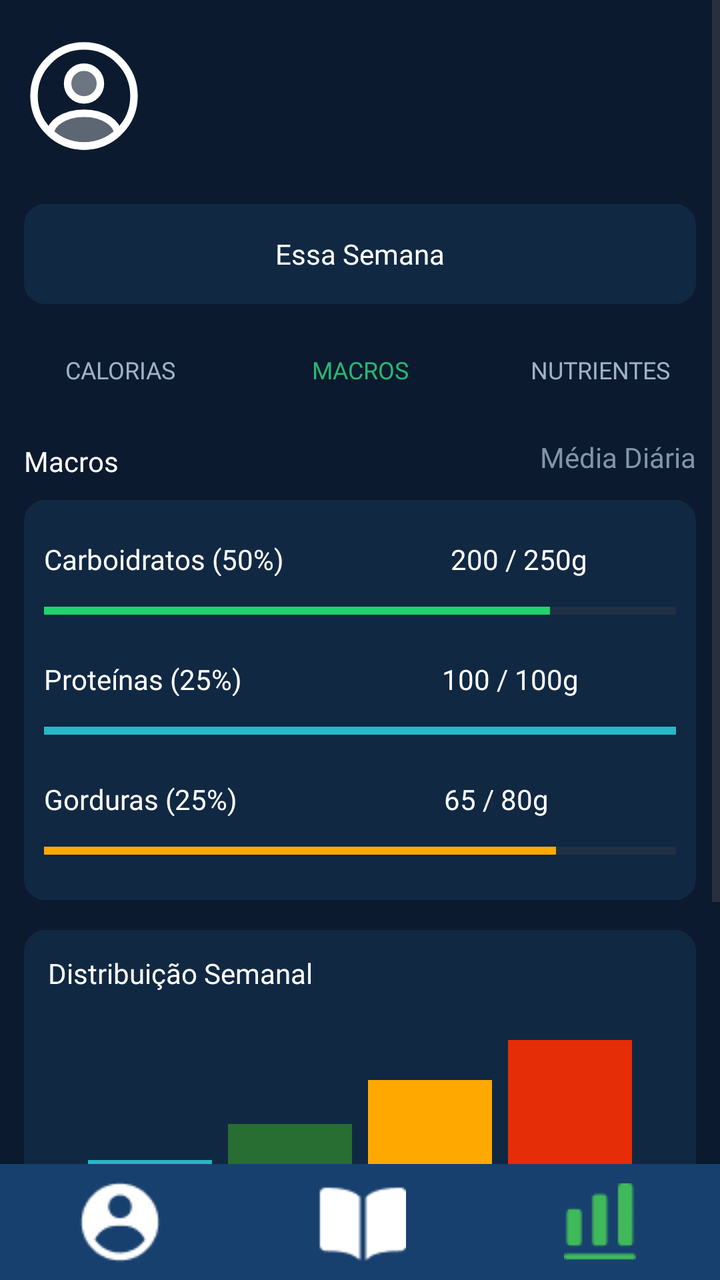
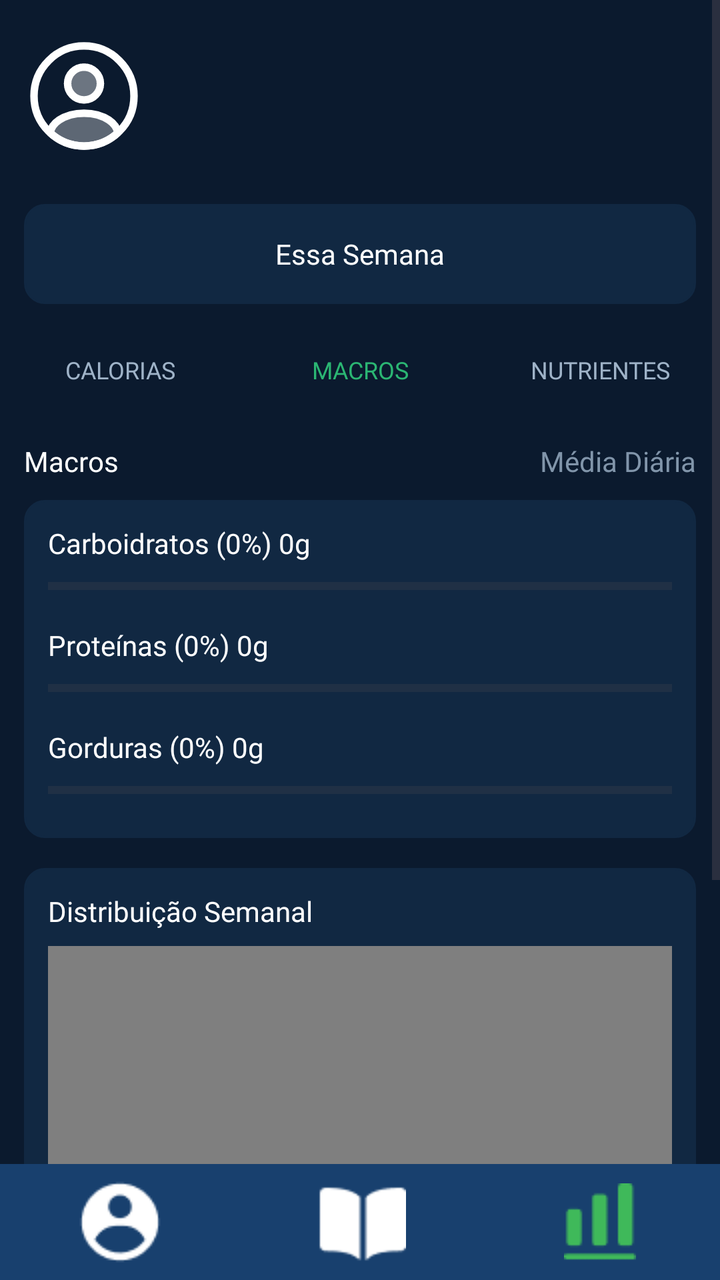

Screens rendered from an Android XML layout before and after an edit, with the pre-edit source and the edit as a unified diff.
<!-- AndroidManifest.xml: application theme Theme.VITA -->
<!-- res/layout/fragment_macros.xml -->
<?xml version="1.0" encoding="utf-8"?>
<RelativeLayout
    xmlns:android="http://schemas.android.com/apk/res/android"
    xmlns:app="http://schemas.android.com/apk/res-auto"
    android:layout_width="match_parent"
    android:layout_height="match_parent"
    android:background="@color/blue3">

    
    <ScrollView
        android:layout_width="match_parent"
        android:layout_height="match_parent"
        android:layout_above="@+id/barraInferior">

        
        <androidx.constraintlayout.widget.ConstraintLayout
            android:layout_width="match_parent"
            android:layout_height="wrap_content"
            android:paddingBottom="16dp">

            <ImageView
                android:id="@+id/imgPerfil"
                android:layout_width="60dp"
                android:layout_height="60dp"
                android:layout_marginStart="12dp"
                android:layout_marginTop="18dp"
                android:contentDescription="Perfil"
                android:scaleType="centerInside"
                android:src="@drawable/profile2"
                app:layout_constraintStart_toStartOf="parent"
                app:layout_constraintTop_toTopOf="parent" />

            <TextView
                android:id="@+id/txtSemana"
                android:layout_width="0dp"
                android:layout_height="50dp"
                android:layout_marginStart="12dp"
                android:layout_marginTop="24dp"
                android:layout_marginEnd="12dp"
                android:background="@drawable/rounded_corner4"
                android:backgroundTint="@color/blue4"
                android:fontFamily="@font/inter24_medium"
                android:gravity="center"
                android:text="Essa Semana"
                android:textColor="#FFFFFF"
                android:textSize="14sp"
                app:layout_constraintEnd_toEndOf="parent"
                app:layout_constraintStart_toStartOf="parent"
                app:layout_constraintTop_toBottomOf="@id/imgPerfil" />

            <LinearLayout
                android:id="@+id/menuMacros"
                android:layout_width="0dp"
                android:layout_height="42dp"
                android:layout_marginTop="12dp"
                android:gravity="center"
                android:orientation="horizontal"
                app:layout_constraintEnd_toEndOf="parent"
                app:layout_constraintStart_toStartOf="parent"
                app:layout_constraintTop_toBottomOf="@id/txtSemana">

                <TextView
                    android:layout_width="0dp"
                    android:layout_height="match_parent"
                    android:layout_weight="1"
                    android:fontFamily="@font/inter24_semibold"
                    android:gravity="center"
                    android:text="CALORIAS"
                    android:textColor="@color/grey2"
                    android:textSize="12sp" />

                <TextView
                    android:layout_width="0dp"
                    android:layout_height="match_parent"
                    android:layout_weight="1"
                    android:fontFamily="@font/inter24_semibold"
                    android:gravity="center"
                    android:text="MACROS"
                    android:textColor="@color/green2"
                    android:textSize="12sp" />

                <TextView
                    android:layout_width="0dp"
                    android:layout_height="match_parent"
                    android:layout_weight="1"
                    android:fontFamily="@font/inter24_semibold"
                    android:gravity="center"
                    android:text="NUTRIENTES"
                    android:textColor="@color/grey2"
                    android:textSize="12sp" />

            </LinearLayout>

            <TextView
                android:id="@+id/txtTituloMacros"
                android:layout_width="wrap_content"
                android:layout_height="wrap_content"
                android:layout_marginStart="12dp"
                android:layout_marginTop="15dp"
                android:fontFamily="@font/inter24_semibold"
                android:text="Macros"
                android:textColor="@color/white"
                android:textSize="14sp"
                app:layout_constraintStart_toStartOf="parent"
                app:layout_constraintTop_toBottomOf="@id/menuMacros" />

            <TextView
                android:id="@+id/txtMedia"
                android:layout_width="wrap_content"
                android:layout_height="wrap_content"
                android:layout_marginTop="13dp"
                android:layout_marginEnd="12dp"
                android:fontFamily="@font/inter24_medium"
                android:text="Média Diária"
                android:textColor="#8195AA"
                android:textSize="14sp"
                app:layout_constraintEnd_toEndOf="parent"
                app:layout_constraintTop_toBottomOf="@id/menuMacros" />

            <LinearLayout
                android:id="@+id/cardMacros"
                android:layout_width="0dp"
                android:layout_height="200dp"
                android:layout_marginStart="12dp"
                android:layout_marginTop="10dp"
                android:layout_marginEnd="12dp"
                android:background="@drawable/rounded_corner4"
                android:backgroundTint="@color/blue4"
                android:orientation="vertical"
                android:padding="10dp"
                app:layout_constraintEnd_toEndOf="parent"
                app:layout_constraintStart_toStartOf="parent"
                app:layout_constraintTop_toBottomOf="@id/txtTituloMacros">

                <TextView
                    android:layout_width="match_parent"
                    android:layout_height="18dp"
                    android:layout_marginTop="10dp"
                    android:fontFamily="@font/inter24_medium"
                    android:text="Carboidratos (50%)                         200 / 250g"
                    android:textColor="#FFFFFF"
                    android:textSize="14sp" />

                <ProgressBar
                    style="?android:attr/progressBarStyleHorizontal"
                    android:layout_width="match_parent"
                    android:layout_height="35dp"
                    android:max="100"
                    android:progress="80"
                    android:progressTint="#20D36B" />

                <TextView
                    android:layout_width="match_parent"
                    android:layout_height="18dp"
                    android:layout_marginTop="7dp"
                    android:fontFamily="@font/inter24_medium"
                    android:text="Proteínas (25%)                              100 / 100g"
                    android:textColor="#FFFFFF"
                    android:textSize="14sp" />

                <ProgressBar
                    style="?android:attr/progressBarStyleHorizontal"
                    android:layout_width="match_parent"
                    android:layout_height="35dp"
                    android:max="100"
                    android:progress="100"
                    android:progressTint="#27B7C8" />

                <TextView
                    android:layout_width="match_parent"
                    android:layout_height="18dp"
                    android:layout_marginTop="7dp"
                    android:fontFamily="@font/inter24_medium"
                    android:text="Gorduras (25%)                               65 / 80g"
                    android:textColor="#FFFFFF"
                    android:textSize="14sp" />

                <ProgressBar
                    style="?android:attr/progressBarStyleHorizontal"
                    android:layout_width="match_parent"
                    android:layout_height="35dp"
                    android:max="100"
                    android:progress="81"
                    android:progressTint="#FFA800" />

            </LinearLayout>

            <LinearLayout
                android:id="@+id/cardDistribuicao"
                android:layout_width="0dp"
                android:layout_height="270dp"
                android:layout_marginStart="12dp"
                android:layout_marginTop="15dp"
                android:layout_marginEnd="12dp"
                android:background="@drawable/rounded_corner4"
                android:backgroundTint="@color/blue4"
                android:orientation="vertical"
                android:padding="12dp"
                app:layout_constraintEnd_toEndOf="parent"
                app:layout_constraintStart_toStartOf="parent"
                app:layout_constraintTop_toBottomOf="@id/cardMacros">

                <TextView
                    android:layout_width="match_parent"
                    android:layout_height="20dp"
                    android:fontFamily="@font/inter24_medium"
                    android:text="Distribuição Semanal"
                    android:textColor="#FFFFFF"
                    android:textSize="14sp" />

                <LinearLayout
                    android:layout_width="match_parent"
                    android:layout_height="115dp"
                    android:gravity="bottom"
                    android:orientation="horizontal"
                    android:paddingStart="20dp"
                    android:paddingEnd="20dp">

                    <View
                        android:layout_width="0dp"
                        android:layout_height="32dp"
                        android:layout_marginEnd="8dp"
                        android:layout_weight="1"
                        android:background="#27B7C8" />

                    <View
                        android:layout_width="0dp"
                        android:layout_height="50dp"
                        android:layout_marginEnd="8dp"
                        android:layout_weight="1"
                        android:background="#286D32" />

                    <View
                        android:layout_width="0dp"
                        android:layout_height="72dp"
                        android:layout_marginEnd="8dp"
                        android:layout_weight="1"
                        android:background="#FFA800" />

                    <View
                        android:layout_width="0dp"
                        android:layout_height="92dp"
                        android:layout_weight="1"
                        android:background="#E52D08" />

                </LinearLayout>

                <LinearLayout
                    android:layout_width="match_parent"
                    android:layout_height="25dp"
                    android:gravity="center"
                    android:orientation="horizontal">

                    <TextView
                        android:layout_width="wrap_content"
                        android:layout_height="wrap_content"
                        android:layout_marginEnd="8dp"
                        android:text="■ Carb"
                        android:textColor="#27B7C8"
                        android:textSize="7sp" />

                    <TextView
                        android:layout_width="wrap_content"
                        android:layout_height="wrap_content"
                        android:layout_marginEnd="8dp"
                        android:text="■ Prot"
                        android:textColor="#4CCB63"
                        android:textSize="7sp" />

                    <TextView
                        android:layout_width="wrap_content"
                        android:layout_height="wrap_content"
                        android:text="■ Gord"
                        android:textColor="#FFA800"
                        android:textSize="7sp" />

                </LinearLayout>

            </LinearLayout>

        </androidx.constraintlayout.widget.ConstraintLayout>

    </ScrollView>

    
    <LinearLayout
        android:id="@+id/barraInferior"
        android:layout_width="match_parent"
        android:layout_height="58dp"
        android:layout_alignParentBottom="true"
        android:background="@color/blue2"
        android:gravity="center"
        android:orientation="horizontal">

        <ImageView
            android:id="@+id/btnUsuario"
            android:layout_width="0dp"
            android:layout_height="60dp"
            android:layout_weight="1"
            android:contentDescription="Perfil"
            android:padding="7dp"
            android:scaleType="centerInside"
            android:src="@drawable/icuser" />

        <ImageView
            android:id="@+id/btnLivro"
            android:layout_width="0dp"
            android:layout_height="60dp"
            android:layout_weight="1"
            android:contentDescription="Diário"
            android:padding="7dp"
            android:scaleType="centerInside"
            android:src="@drawable/iclivro" />

        <ImageView
            android:id="@+id/btnEscala"
            android:layout_width="0dp"
            android:layout_height="60dp"
            android:layout_weight="1"
            android:contentDescription="Calorias"
            android:padding="7dp"
            android:scaleType="centerInside"
            android:src="@drawable/icescala" />

    </LinearLayout>

</RelativeLayout>
<!-- resources referenced by this layout -->
<resources>
  <color name="blue2">#18406E</color>
  <color name="blue3">#0B1A2E</color>
  <color name="blue4">#112842</color>
  <color name="green2">#2BB673</color>
  <color name="grey2">#9FB3C8</color>
  <color name="white">#FFFFFFFF</color>
  <!-- drawable icescala: png bitmap (drawable, 512 bytes) -->
  <!-- drawable iclivro: png bitmap (drawable, 485 bytes) -->
  <!-- drawable icuser: png bitmap (drawable, 750 bytes) -->
  <!-- drawable profile2 (drawable) -->
  <vector xmlns:android="http://schemas.android.com/apk/res/android" android:height="120dp" android:viewportHeight="24" android:viewportWidth="24" android:width="120dp">
  
      <path android:fillAlpha="0.4" android:fillColor="@color/white" android:pathData="M12.121,12.78C12.051,12.77 11.961,12.77 11.881,12.78C10.121,12.72 8.721,11.28 8.721,9.51C8.721,7.7 10.181,6.23 12.001,6.23C13.811,6.23 15.281,7.7 15.281,9.51C15.271,11.28 13.881,12.72 12.121,12.78Z" android:strokeColor="@color/white" android:strokeLineCap="round" android:strokeLineJoin="round" android:strokeWidth="1.5"/>
  
      <path android:fillAlpha="0.34" android:fillColor="@color/white" android:pathData="M18.74,19.38C16.96,21.01 14.6,22 12,22C9.4,22 7.04,21.01 5.26,19.38C5.36,18.44 5.96,17.52 7.03,16.8C9.77,14.98 14.25,14.98 16.97,16.8C18.04,17.52 18.64,18.44 18.74,19.38Z" android:strokeColor="@color/white" android:strokeLineCap="round" android:strokeLineJoin="round" android:strokeWidth="1.5"/>
  
      <path android:fillColor="#00000000" android:pathData="M12,22C17.523,22 22,17.523 22,12C22,6.477 17.523,2 12,2C6.477,2 2,6.477 2,12C2,17.523 6.477,22 12,22Z" android:strokeColor="@color/white" android:strokeLineCap="round" android:strokeLineJoin="round" android:strokeWidth="1.5"/>
  
  </vector>
  <!-- drawable rounded_corner4 (drawable) -->
  <?xml version="1.0" encoding="utf-8"?>
  <shape xmlns:android="http://schemas.android.com/apk/res/android"
      android:shape="rectangle">
      <corners android:radius="10dp"/>
      <stroke android:width="1dp" android:color="@color/grey"/>
  </shape>
  <style name="Theme.VITA" parent="Base.Theme.VITA" />
  <color name="grey">#798797</color>
  <style name="Base.Theme.VITA" parent="Theme.Material3.DayNight.NoActionBar">
          
          
      </style>
</resources>

<!-- the commit's change to res/layout/fragment_macros.xml (unified diff, before → after) -->
@@ -6,13 +6,11 @@
     android:layout_height="match_parent"
     android:background="@color/blue3">
 
-    
     <ScrollView
         android:layout_width="match_parent"
         android:layout_height="match_parent"
         android:layout_above="@+id/barraInferior">
 
-        
         <androidx.constraintlayout.widget.ConstraintLayout
             android:layout_width="match_parent"
             android:layout_height="wrap_content"
@@ -60,6 +58,7 @@
                 app:layout_constraintTop_toBottomOf="@id/txtSemana">
 
                 <TextView
+                    android:id="@+id/btnCalorias"
                     android:layout_width="0dp"
                     android:layout_height="match_parent"
                     android:layout_weight="1"
@@ -70,6 +69,7 @@
                     android:textSize="12sp" />
 
                 <TextView
+                    android:id="@+id/btnMacros"
                     android:layout_width="0dp"
                     android:layout_height="match_parent"
                     android:layout_weight="1"
@@ -80,6 +80,7 @@
                     android:textSize="12sp" />
 
                 <TextView
+                    android:id="@+id/btnNutrientes"
                     android:layout_width="0dp"
                     android:layout_height="match_parent"
                     android:layout_weight="1"
@@ -108,7 +109,7 @@
                 android:id="@+id/txtMedia"
                 android:layout_width="wrap_content"
                 android:layout_height="wrap_content"
-                android:layout_marginTop="13dp"
+                android:layout_marginTop="15dp"
                 android:layout_marginEnd="12dp"
                 android:fontFamily="@font/inter24_medium"
                 android:text="Média Diária"
@@ -117,80 +118,13 @@
                 app:layout_constraintEnd_toEndOf="parent"
                 app:layout_constraintTop_toBottomOf="@id/menuMacros" />
 
+            
             <LinearLayout
                 android:id="@+id/cardMacros"
                 android:layout_width="0dp"
-                android:layout_height="200dp"
+                android:layout_height="wrap_content"
                 android:layout_marginStart="12dp"
                 android:layout_marginTop="10dp"
-                android:layout_marginEnd="12dp"
-                android:background="@drawable/rounded_corner4"
-                android:backgroundTint="@color/blue4"
-                android:orientation="vertical"
-                android:padding="10dp"
-                app:layout_constraintEnd_toEndOf="parent"
-                app:layout_constraintStart_toStartOf="parent"
-                app:layout_constraintTop_toBottomOf="@id/txtTituloMacros">
-
-                <TextView
-                    android:layout_width="match_parent"
-                    android:layout_height="18dp"
-                    android:layout_marginTop="10dp"
-                    android:fontFamily="@font/inter24_medium"
-                    android:text="Carboidratos (50%)                         200 / 250g"
-                    android:textColor="#FFFFFF"
-                    android:textSize="14sp" />
-
-                <ProgressBar
-                    style="?android:attr/progressBarStyleHorizontal"
-                    android:layout_width="match_parent"
-                    android:layout_height="35dp"
-                    android:max="100"
-                    android:progress="80"
-                    android:progressTint="#20D36B" />
-
-                <TextView
-                    android:layout_width="match_parent"
-                    android:layout_height="18dp"
-                    android:layout_marginTop="7dp"
-                    android:fontFamily="@font/inter24_medium"
-                    android:text="Proteínas (25%)                              100 / 100g"
-                    android:textColor="#FFFFFF"
-                    android:textSize="14sp" />
-
-                <ProgressBar
-                    style="?android:attr/progressBarStyleHorizontal"
-                    android:layout_width="match_parent"
-                    android:layout_height="35dp"
-                    android:max="100"
-                    android:progress="100"
-                    android:progressTint="#27B7C8" />
-
-                <TextView
-                    android:layout_width="match_parent"
-                    android:layout_height="18dp"
-                    android:layout_marginTop="7dp"
-                    android:fontFamily="@font/inter24_medium"
-                    android:text="Gorduras (25%)                               65 / 80g"
-                    android:textColor="#FFFFFF"
-                    android:textSize="14sp" />
-
-                <ProgressBar
-                    style="?android:attr/progressBarStyleHorizontal"
-                    android:layout_width="match_parent"
-                    android:layout_height="35dp"
-                    android:max="100"
-                    android:progress="81"
-                    android:progressTint="#FFA800" />
-
-            </LinearLayout>
-
-            <LinearLayout
-                android:id="@+id/cardDistribuicao"
-                android:layout_width="0dp"
-                android:layout_height="270dp"
-                android:layout_marginStart="12dp"
-                android:layout_marginTop="15dp"
                 android:layout_marginEnd="12dp"
                 android:background="@drawable/rounded_corner4"
                 android:backgroundTint="@color/blue4"
@@ -198,83 +132,95 @@
                 android:padding="12dp"
                 app:layout_constraintEnd_toEndOf="parent"
                 app:layout_constraintStart_toStartOf="parent"
+                app:layout_constraintTop_toBottomOf="@id/txtTituloMacros">
+
+                <TextView
+                    android:id="@+id/txtLabelCarb"
+                    android:layout_width="match_parent"
+                    android:layout_height="wrap_content"
+                    android:fontFamily="@font/inter24_medium"
+                    android:text="Carboidratos (0%) 0g"
+                    android:textColor="#FFFFFF"
+                    android:textSize="14sp" />
+
+                <ProgressBar
+                    android:id="@+id/progressCarb"
+                    style="?android:attr/progressBarStyleHorizontal"
+                    android:layout_width="match_parent"
+                    android:layout_height="24dp"
+                    android:layout_marginBottom="8dp"
+                    android:max="100"
+                    android:progress="0"
+                    android:progressTint="#20D36B" />
+
+                <TextView
+                    android:id="@+id/txtLabelProt"
+                    android:layout_width="match_parent"
+                    android:layout_height="wrap_content"
+                    android:fontFamily="@font/inter24_medium"
+                    android:text="Proteínas (0%) 0g"
+                    android:textColor="#FFFFFF"
+                    android:textSize="14sp" />
+
+                <ProgressBar
+                    android:id="@+id/progressProt"
+                    style="?android:attr/progressBarStyleHorizontal"
+                    android:layout_width="match_parent"
+                    android:layout_height="24dp"
+                    android:layout_marginBottom="8dp"
+                    android:max="100"
+                    android:progress="0"
+                    android:progressTint="#27B7C8" />
+
+                <TextView
+                    android:id="@+id/txtLabelGord"
+                    android:layout_width="match_parent"
+                    android:layout_height="wrap_content"
+                    android:fontFamily="@font/inter24_medium"
+                    android:text="Gorduras (0%) 0g"
+                    android:textColor="#FFFFFF"
+                    android:textSize="14sp" />
+
+                <ProgressBar
+                    android:id="@+id/progressGord"
+                    style="?android:attr/progressBarStyleHorizontal"
+                    android:layout_width="match_parent"
+                    android:layout_height="24dp"
+                    android:max="100"
+                    android:progress="0"
+                    android:progressTint="#FFA800" />
+
+            </LinearLayout>
+
+            
+            <LinearLayout
+                android:id="@+id/cardDistribuicao"
+                android:layout_width="0dp"
+                android:layout_height="320dp"
+                android:layout_marginStart="12dp"
+                android:layout_marginTop="15dp"
+                android:layout_marginEnd="12dp"
+                android:background="@drawable/rounded_corner4"
+                android:backgroundTint="@color/blue4"
+                android:orientation="vertical"
+                android:padding="12dp"
+                app:layout_constraintEnd_toEndOf="parent"
+                app:layout_constraintStart_toStartOf="parent"
                 app:layout_constraintTop_toBottomOf="@id/cardMacros">
 
                 <TextView
                     android:layout_width="match_parent"
-                    android:layout_height="20dp"
+                    android:layout_height="wrap_content"
                     android:fontFamily="@font/inter24_medium"
                     android:text="Distribuição Semanal"
                     android:textColor="#FFFFFF"
                     android:textSize="14sp" />
 
-                <LinearLayout
-                    android:layout_width="match_parent"
-                    android:layout_height="115dp"
-                    android:gravity="bottom"
-                    android:orientation="horizontal"
-                    android:paddingStart="20dp"
-                    android:paddingEnd="20dp">
-
-                    <View
-                        android:layout_width="0dp"
-                        android:layout_height="32dp"
-                        android:layout_marginEnd="8dp"
-                        android:layout_weight="1"
-                        android:background="#27B7C8" />
-
-                    <View
-                        android:layout_width="0dp"
-                        android:layout_height="50dp"
-                        android:layout_marginEnd="8dp"
-                        android:layout_weight="1"
-                        android:background="#286D32" />
-
-                    <View
-                        android:layout_width="0dp"
-                        android:layout_height="72dp"
-                        android:layout_marginEnd="8dp"
-                        android:layout_weight="1"
-                        android:background="#FFA800" />
-
-                    <View
-                        android:layout_width="0dp"
-                        android:layout_height="92dp"
-                        android:layout_weight="1"
-                        android:background="#E52D08" />
-
-                </LinearLayout>
-
-                <LinearLayout
-                    android:layout_width="match_parent"
-                    android:layout_height="25dp"
-                    android:gravity="center"
-                    android:orientation="horizontal">
-
-                    <TextView
-                        android:layout_width="wrap_content"
-                        android:layout_height="wrap_content"
-                        android:layout_marginEnd="8dp"
-                        android:text="■ Carb"
-                        android:textColor="#27B7C8"
-                        android:textSize="7sp" />
-
-                    <TextView
-                        android:layout_width="wrap_content"
-                        android:layout_height="wrap_content"
-                        android:layout_marginEnd="8dp"
-                        android:text="■ Prot"
-                        android:textColor="#4CCB63"
-                        android:textSize="7sp" />
-
-                    <TextView
-                        android:layout_width="wrap_content"
-                        android:layout_height="wrap_content"
-                        android:text="■ Gord"
-                        android:textColor="#FFA800"
-                        android:textSize="7sp" />
-
-                </LinearLayout>
+                <com.github.mikephil.charting.charts.BarChart
+                    android:id="@+id/chartMacrosSemanal"
+                    android:layout_width="match_parent"
+                    android:layout_height="match_parent"
+                    android:layout_marginTop="8dp" />
 
             </LinearLayout>
 
@@ -282,7 +228,6 @@
 
     </ScrollView>
 
-    
     <LinearLayout
         android:id="@+id/barraInferior"
         android:layout_width="match_parent"
